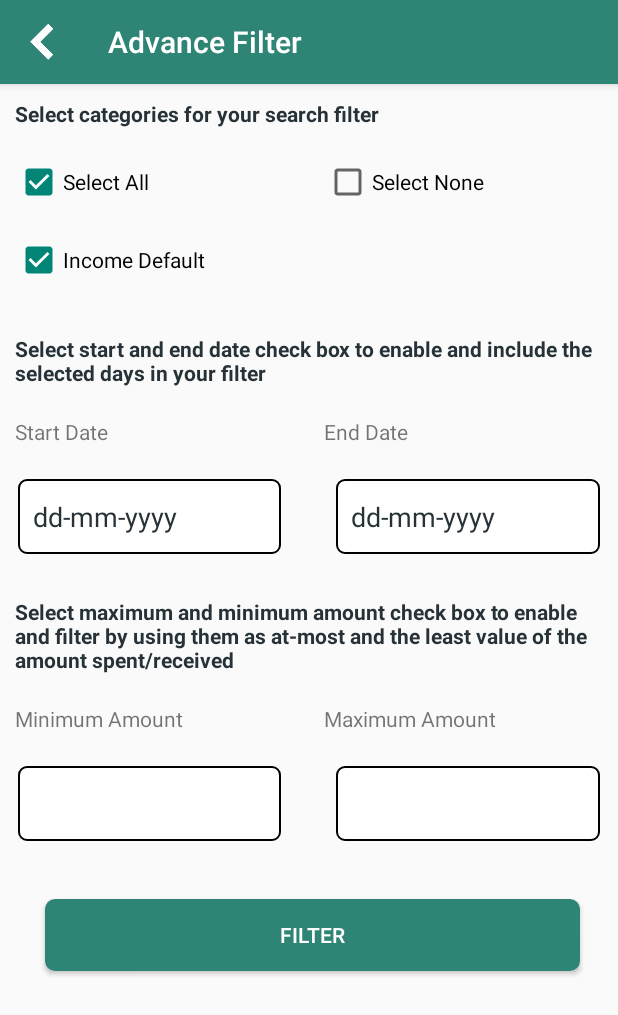
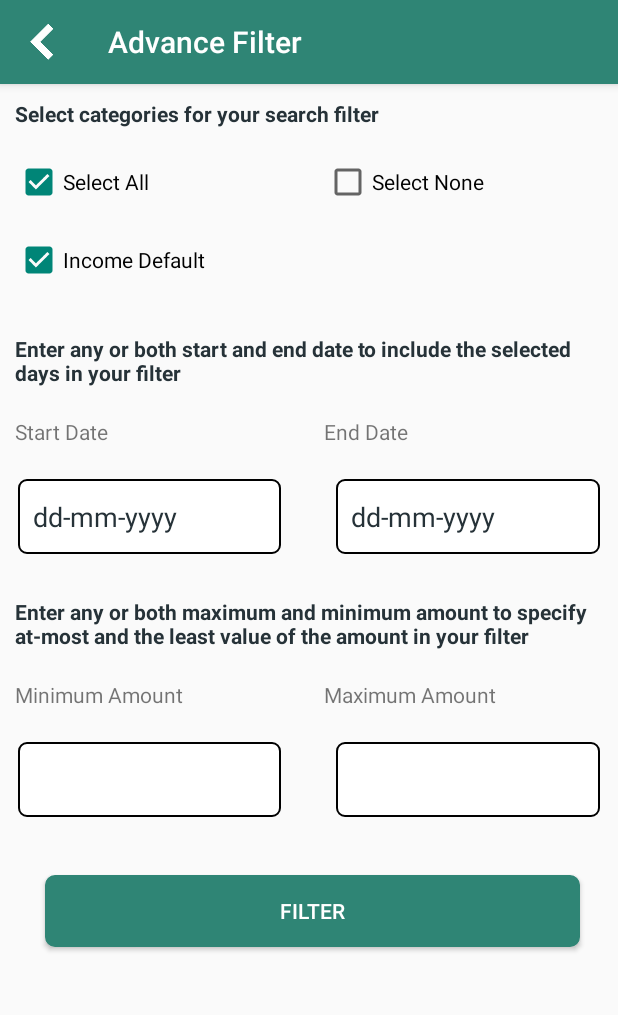
Before and after one commit to sreejithkr/MoneyAssist, an Android app: the FilterAndViewExpenseIncomeActivity screen opened directly, with no data from a screen before it, on a phone screen of 412 x 824 dp. Shown: the top 1015 px of the screen. Run offline under Robolectric (Android 15) with nearby library versions, the phone set to English and light mode, and no system bars.

Commit message:
Prod Changes _____________

```diff
--- a/ExpenseTracking/app/build.gradle
+++ b/ExpenseTracking/app/build.gradle
@@ -16,6 +16,9 @@ android {
             minifyEnabled false
             proguardFiles getDefaultProguardFile('proguard-android.txt'), 'proguard-rules.pro'
         }
+        debug {
+            minifyEnabled false
+        }
     }
 }
 
@@ -23,7 +26,5 @@ dependencies {
     compile fileTree(dir: 'libs', include: ['*.jar'])
     compile 'com.android.support:appcompat-v7:21.0.3'
     compile 'org.quanqi:mpandroidchart:1.7.5'
-    compile 'com.crittercism:crittercism-android-agent:5.0.6'
-    compile 'fr.rolandl:carousel:1.0.1'
     compile 'net.sourceforge.jexcelapi:jxl:2.6.12'
 }
--- a/ExpenseTracking/app/src/main/java/com/skr/expensetrack/CategorySettingActivity.java
+++ b/ExpenseTracking/app/src/main/java/com/skr/expensetrack/CategorySettingActivity.java
@@ -442,6 +442,8 @@ public class CategorySettingActivity extends ActionBarActivity {
 
         //noinspection SimplifiableIfStatement
         if (id ==  android.R.id.home) {
+
+
             finish();
 
         }
--- a/ExpenseTracking/app/src/main/java/com/skr/expensetrack/LoadFromArchiveListActivity.java
+++ b/ExpenseTracking/app/src/main/java/com/skr/expensetrack/LoadFromArchiveListActivity.java
@@ -138,7 +138,7 @@ public class LoadFromArchiveListActivity extends ActionBarActivity {
         int stringLength = stringToExtractDetails.length();
 
         String archive_name = stringToExtractDetails.substring(0, stringLength-dateStringLength);
-        String archived_date = stringToExtractDetails.substring(stringLength-dateStringLength,stringLength-1);
+        String archived_date = stringToExtractDetails.substring(stringLength-dateStringLength,stringLength);
         return  new ArchiveDetails(archive_name,archived_date);
     }
 
--- a/ExpenseTracking/app/src/main/res/values/strings.xml
+++ b/ExpenseTracking/app/src/main/res/values/strings.xml
@@ -137,8 +137,8 @@
     <string name="check_box_list_title_message">Select categories for your search filter</string>
     <string name="check_box_list_title_message_total_calculate">Select categories to be included while calculating Income And Expense total</string>
     <string name="check_box_list_title_message_total_excel_export">Select categories from which data should be exported to Excel</string>
-    <string name="start_end_date_message">Select start and end date check box to enable and include the selected days in your filter</string>
-    <string name="max_min_amount_message">Select maximum and minimum amount check box to enable and filter by using them as at-most and the least value of the amount spent/received</string>
+    <string name="start_end_date_message">Enter any or both start and end date to include the selected days in your filter</string>
+    <string name="max_min_amount_message">Enter any or both maximum and minimum amount to specify at-most and the least value of the amount in your filter</string>
     <string name="select_all">Select All</string>
     <string name="select_none">Select None</string>
     <string name="start_date_message">Start Date </string>
@@ -168,7 +168,7 @@
     <string name="duration_message_title">The data to plot Expense - Income chart, will be within the duration specified in Duration setting</string>
     <string name="duration_message">Select and enter number of previous days, months or years data to be utilised</string>
     <string name="start_end_date_message_duration_setting">Select any or both  start and end date check box to specify the duration</string>
-    <string name="max_min_amount_message_amount_Setting">Select and enter maximum and minimum amount check box to specify at-most and the least value of the amount spent/received in amount settings</string>
+    <string name="max_min_amount_message_amount_Setting">Enter any or both maximum and minimum amount to specify at-most and the least value of the amount in your filter</string>
     <string name="amount_settings">Amount Settings</string>
     <string name="duration_settings">Duration Settings</string>
     <string name="category_settings">Category Settings</string>
```
Also changed, not shown: ExpenseTracking/app/src/main/AndroidManifest.xml (+0 -9 lines), ExpenseTracking/app/src/main/java/com/skr/expensetrack/HomeExpenceTrackFragment.java (+13 -1 lines), ExpenseTracking/app/src/main/java/com/skr/expensetrack/HomeScreen.java (+4 -3 lines), 4 other files.
